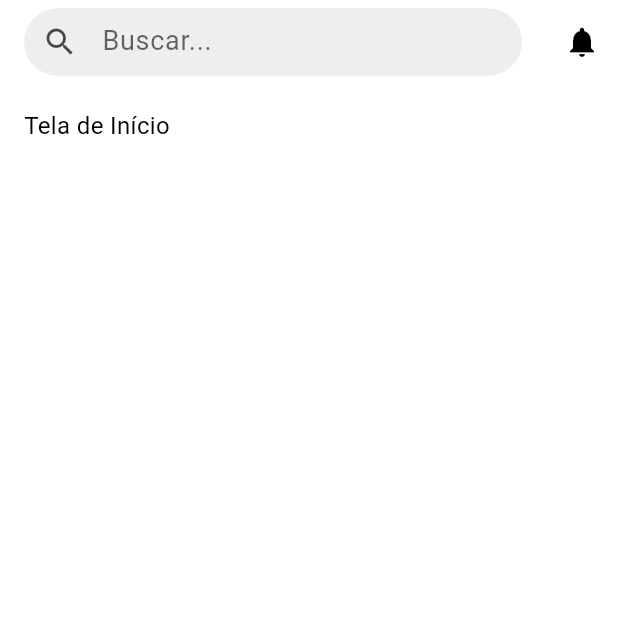
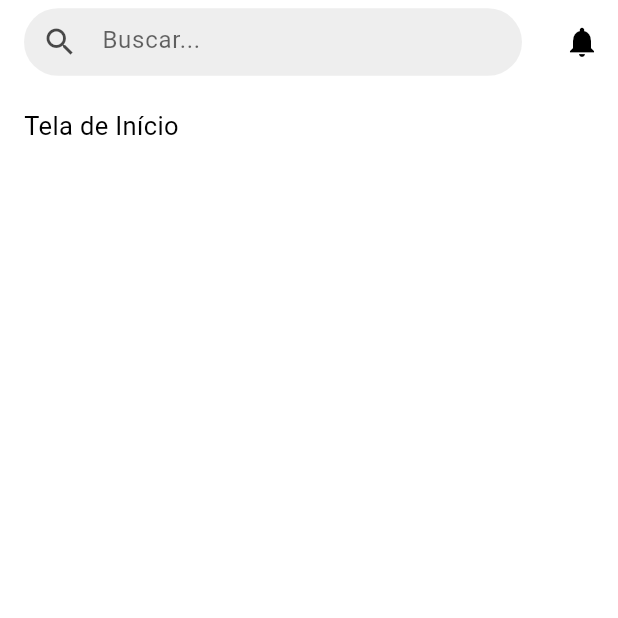
Before and after one commit to carlosxfelipe/flutter-router-starter-kit, a Flutter app: the screen it shows after launch, on a phone screen of 412 x 824 dp, the top half of it. Run offline on Flutter 3.47's test engine with Material 3 defaults, Android fonts, the phone set to English and light mode, and no system bars; our stand-ins replace go_router.

Commit message:
Refactor theme management and improve UI text styles across screens

```diff
--- a/lib/main.dart
+++ b/lib/main.dart
@@ -1,5 +1,4 @@
 import 'package:flutter/material.dart';
-import 'package:flutter/services.dart';
 import 'package:flutter_router_starter_kit/theme/theme.dart';
 import 'package:flutter_router_starter_kit/routes/router.dart';
 
@@ -19,20 +18,9 @@ class MainApp extends StatelessWidget {
       themeMode: ThemeMode.system,
       routerConfig: router,
       builder: (context, child) {
-        final isDarkMode =
-            MediaQuery.of(context).platformBrightness == Brightness.dark;
+        final brightness = MediaQuery.of(context).platformBrightness;
 
-        final systemUiStyle = SystemUiOverlayStyle(
-          statusBarColor: Colors.transparent,
-          statusBarIconBrightness:
-              isDarkMode ? Brightness.light : Brightness.dark,
-          systemNavigationBarColor:
-              isDarkMode ? Colors.grey[850]! : Colors.white,
-          systemNavigationBarIconBrightness:
-              isDarkMode ? Brightness.light : Brightness.dark,
-        );
-
-        SystemChrome.setSystemUIOverlayStyle(systemUiStyle);
+        AppTheme.setSystemUIOverlayStyle(brightness);
 
         return child!;
       },
--- a/lib/screens/home_screen.dart
+++ b/lib/screens/home_screen.dart
@@ -20,7 +20,10 @@ class HomeBody extends StatelessWidget {
   Widget build(BuildContext context) {
     return const Padding(
       padding: EdgeInsets.only(left: 16, top: 16),
-      child: Align(alignment: Alignment.topLeft, child: Text('Tela de Início')),
+      child: Align(
+        alignment: Alignment.topLeft,
+        child: Text('Tela de Início', style: TextStyle(fontSize: 17.0)),
+      ),
     );
   }
 }
--- a/lib/screens/orders_screen.dart
+++ b/lib/screens/orders_screen.dart
@@ -22,7 +22,7 @@ class OrdersBody extends StatelessWidget {
       padding: EdgeInsets.only(left: 16, top: 16),
       child: Align(
         alignment: Alignment.topLeft,
-        child: Text('Tela de Pedidos'),
+        child: Text('Tela de Pedidos', style: TextStyle(fontSize: 17.0)),
       ),
     );
   }
--- a/lib/screens/profile_screen.dart
+++ b/lib/screens/profile_screen.dart
@@ -20,7 +20,10 @@ class ProfileBody extends StatelessWidget {
   Widget build(BuildContext context) {
     return const Padding(
       padding: EdgeInsets.only(left: 16, top: 16),
-      child: Align(alignment: Alignment.topLeft, child: Text('Tela de Perfil')),
+      child: Align(
+        alignment: Alignment.topLeft,
+        child: Text('Tela de Perfil', style: TextStyle(fontSize: 17.0)),
+      ),
     );
   }
 }
--- a/lib/theme/theme.dart
+++ b/lib/theme/theme.dart
@@ -1,25 +1,43 @@
 import 'package:flutter/material.dart';
+import 'package:flutter/services.dart';
+
+class AppColors {
+  // Light
+  static const successLight = Color(0xFF28A745);
+  static const warningLight = Color(0xFFFFC107);
+  static const errorLight = Color(0xFFFF7043);
+  static const surfaceLight = Color(0xFFFFFFFF);
+  static const scaffoldBackgroundLight = Color(0xFFFFFFFF);
+
+  // Dark
+  static const successDark = Color(0xFF81C784);
+  static const warningDark = Color(0xFFFFD54F);
+  static const errorDark = Color(0xFFFF8A65);
+  static const surfaceDark = Color(0xFF1C1C1E);
+  static const scaffoldBackgroundDark = Color(0xFF1C1C1E);
+}
 
 class AppTheme {
   static ThemeData get lightTheme {
     return ThemeData(
       useMaterial3: true,
       colorScheme: ColorScheme.light(
-        primary: Colors.blue.shade600, // Azul padrão do iOS
+        primary: Colors.blue.shade600,
         onPrimary: Colors.white,
         secondary: Colors.blue.shade400,
-        surface: Colors.white,
+        surface: AppColors.surfaceLight,
         onSurface: Colors.black,
+        error: AppColors.errorLight,
       ),
-      scaffoldBackgroundColor: Colors.white,
+      scaffoldBackgroundColor: AppColors.scaffoldBackgroundLight,
       appBarTheme: const AppBarTheme(
-        backgroundColor: Colors.white,
+        backgroundColor: AppColors.surfaceLight,
         foregroundColor: Colors.black,
-        elevation: 0, // Sem sombra, estilo iOS
+        elevation: 0,
       ),
-      textTheme: const TextTheme(
-        bodyLarge: TextStyle(fontSize: 18, color: Colors.black),
-        bodyMedium: TextStyle(fontSize: 16, color: Colors.black),
+      textTheme: ThemeData.light().textTheme.apply(
+        bodyColor: Colors.black,
+        displayColor: Colors.black,
       ),
     );
   }
@@ -31,19 +49,53 @@ class AppTheme {
         primary: Colors.blue.shade300,
         onPrimary: Colors.black,
         secondary: Colors.blue.shade200,
-        surface: const Color(0xFF1C1C1E), // Fundo do iOS Dark Mode
+        surface: AppColors.surfaceDark,
         onSurface: Colors.white,
+        error: AppColors.errorDark,
       ),
-      scaffoldBackgroundColor: const Color(0xFF1C1C1E),
+      scaffoldBackgroundColor: AppColors.scaffoldBackgroundDark,
       appBarTheme: const AppBarTheme(
-        backgroundColor: Color(0xFF1C1C1E),
+        backgroundColor: AppColors.surfaceDark,
         foregroundColor: Colors.white,
         elevation: 0,
       ),
-      textTheme: const TextTheme(
-        bodyLarge: TextStyle(fontSize: 18, color: Colors.white),
-        bodyMedium: TextStyle(fontSize: 16, color: Colors.white),
+      textTheme: ThemeData.dark().textTheme.apply(
+        bodyColor: Colors.white,
+        displayColor: Colors.white,
       ),
     );
   }
+
+  static void setSystemUIOverlayStyle(Brightness brightness, {String? route}) {
+    final isDark = brightness == Brightness.dark;
+
+    SystemChrome.setSystemUIOverlayStyle(
+      SystemUiOverlayStyle(
+        statusBarColor: Colors.transparent,
+        statusBarIconBrightness: isDark ? Brightness.light : Brightness.dark,
+        systemNavigationBarColor:
+            isDark
+                ? AppColors.scaffoldBackgroundDark
+                : AppColors.scaffoldBackgroundLight,
+        systemNavigationBarIconBrightness:
+            isDark ? Brightness.light : Brightness.dark,
+      ),
+    );
+  }
+
+  static Color successColor(BuildContext context) {
+    return Theme.of(context).brightness == Brightness.dark
+        ? AppColors.successDark
+        : AppColors.successLight;
+  }
+
+  static Color warningColor(BuildContext context) {
+    return Theme.of(context).brightness == Brightness.dark
+        ? AppColors.warningDark
+        : AppColors.warningLight;
+  }
+
+  static Color errorColor(BuildContext context) {
+    return Theme.of(context).colorScheme.error;
+  }
 }
```
